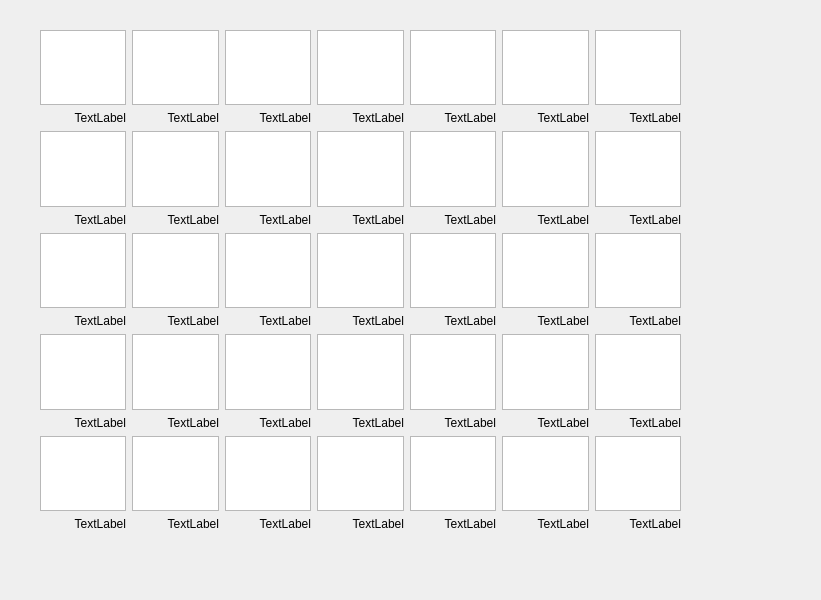
Old version of the form Planner.ui in the repository Brian-Jane/csProject.
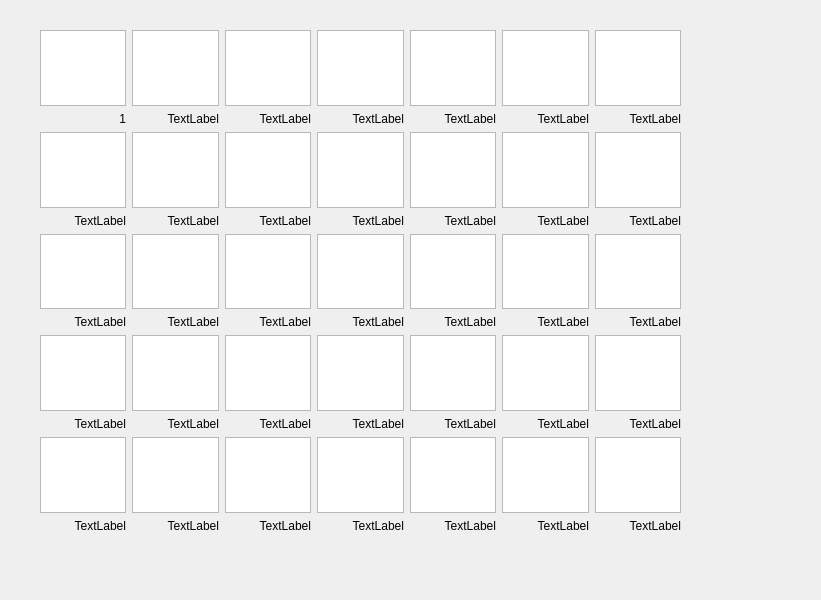
New version of the form.

The edit to the form file:
```diff
--- a/Planner.ui
+++ b/Planner.ui
@@ -20,7 +20,7 @@
       <x>40</x>
       <y>30</y>
       <width>641</width>
-      <height>501</height>
+      <height>503</height>
      </rect>
     </property>
     <layout class="QGridLayout" name="MainGrid">
@@ -207,6 +207,9 @@
          </item>
          <item>
           <widget class="QLabel" name="label_7">
+           <property name="styleSheet">
+            <string notr="true"/>
+           </property>
            <property name="text">
             <string>TextLabel</string>
            </property>
@@ -225,7 +228,7 @@
          <item>
           <widget class="QLabel" name="label">
            <property name="text">
-            <string>TextLabel</string>
+            <string>1</string>
            </property>
            <property name="alignment">
             <set>Qt::AlignRight|Qt::AlignTrailing|Qt::AlignVCenter</set>
```
